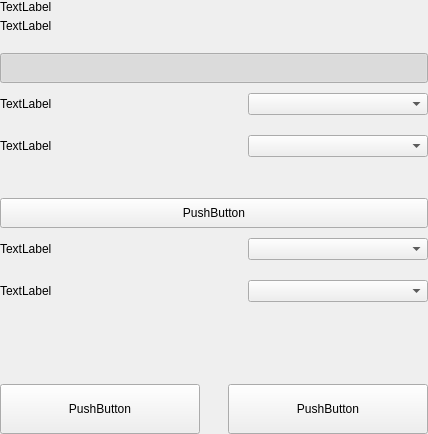
First picture: the form in src/qt/vitae/settings/forms/settingsmainoptionswidget.ui, repository VitaeTeam/Vitae, before the edit.
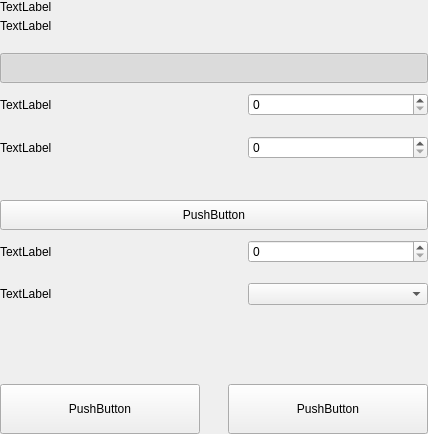
Second picture: the form after the edit.

Commit message:
settings options main screen connected.
# Conflicts:
#	src/qt/vitae/settings/settingsmainoptionswidget.cpp
#	src/qt/vitae/settings/settingswidget.cpp

```diff
--- a/src/qt/vitae/settings/forms/settingsmainoptionswidget.ui
+++ b/src/qt/vitae/settings/forms/settingsmainoptionswidget.ui
@@ -164,7 +164,7 @@
            </spacer>
           </item>
           <item>
-           <widget class="QComboBox" name="comboBoxDbCache">
+           <widget class="QSpinBox" name="databaseCache">
             <property name="minimumSize">
              <size>
               <width>180</width>
@@ -214,7 +214,7 @@
            </spacer>
           </item>
           <item>
-           <widget class="QComboBox" name="comboBoxThreads">
+           <widget class="QSpinBox" name="threadsScriptVerif">
             <property name="minimumSize">
              <size>
               <width>180</width>
@@ -331,7 +331,7 @@
            </spacer>
           </item>
           <item>
-           <widget class="QComboBox" name="comboBoxPercentagezPiv">
+           <widget class="QSpinBox" name="zeromintPercentage">
             <property name="minimumSize">
              <size>
               <width>180</width>
```
The commit also changes 4 other files.
